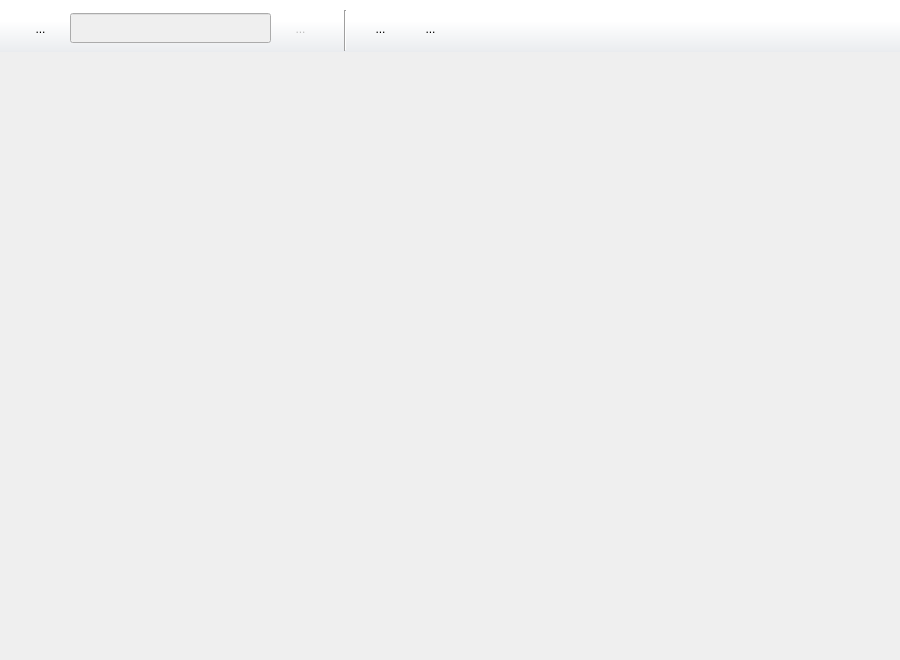
Above: DrillPluginInformationReader/Source/MainModule/drillplugininformationreader.ui from DrillUp/DrillPluginInformationReader before the change. Below: the same form after it.
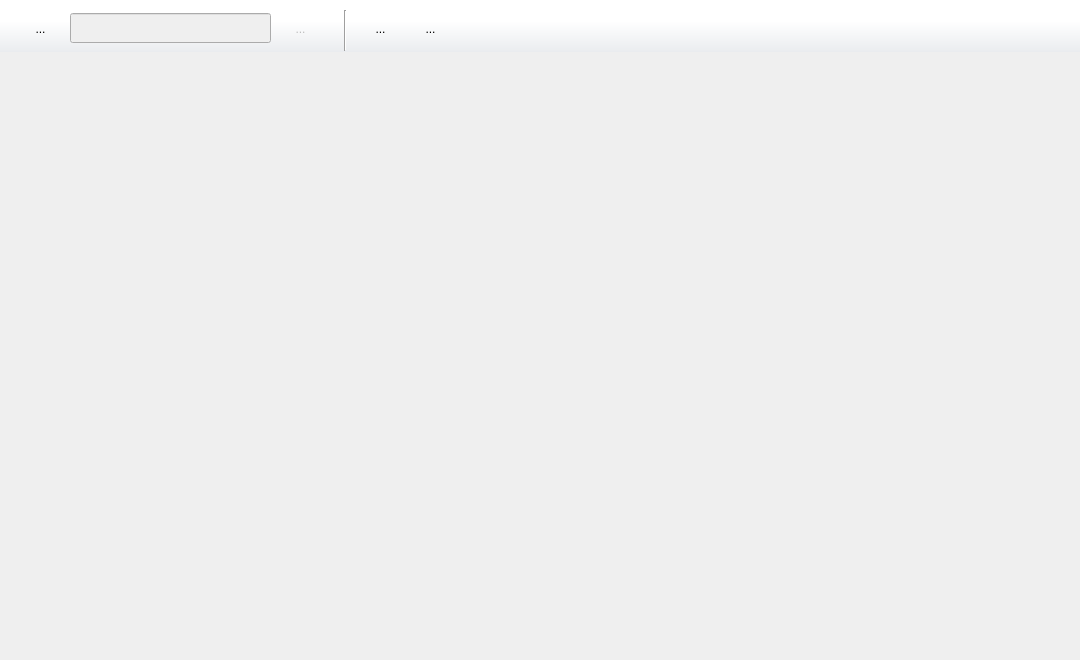
That is the form after the change. Icons and pictures are not drawn.

Patch:
```diff
--- a/DrillPluginInformationReader/Source/MainModule/drillplugininformationreader.ui
+++ b/DrillPluginInformationReader/Source/MainModule/drillplugininformationreader.ui
@@ -6,7 +6,7 @@
    <rect>
     <x>0</x>
     <y>0</y>
-    <width>900</width>
+    <width>1080</width>
     <height>660</height>
    </rect>
   </property>
```
